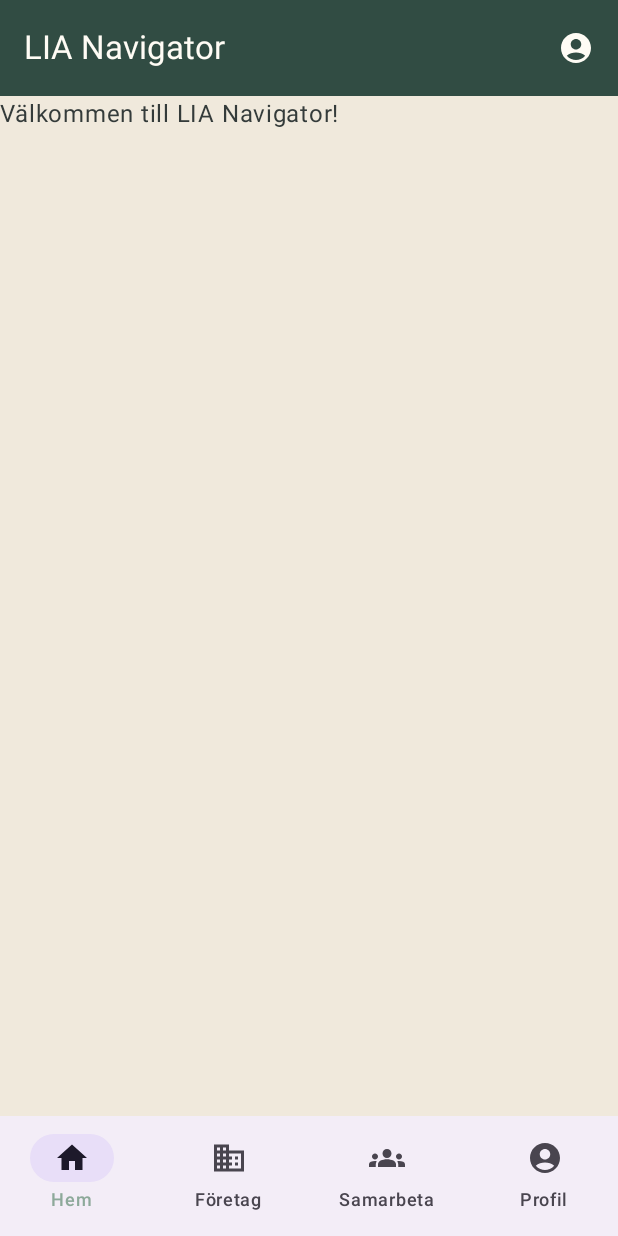
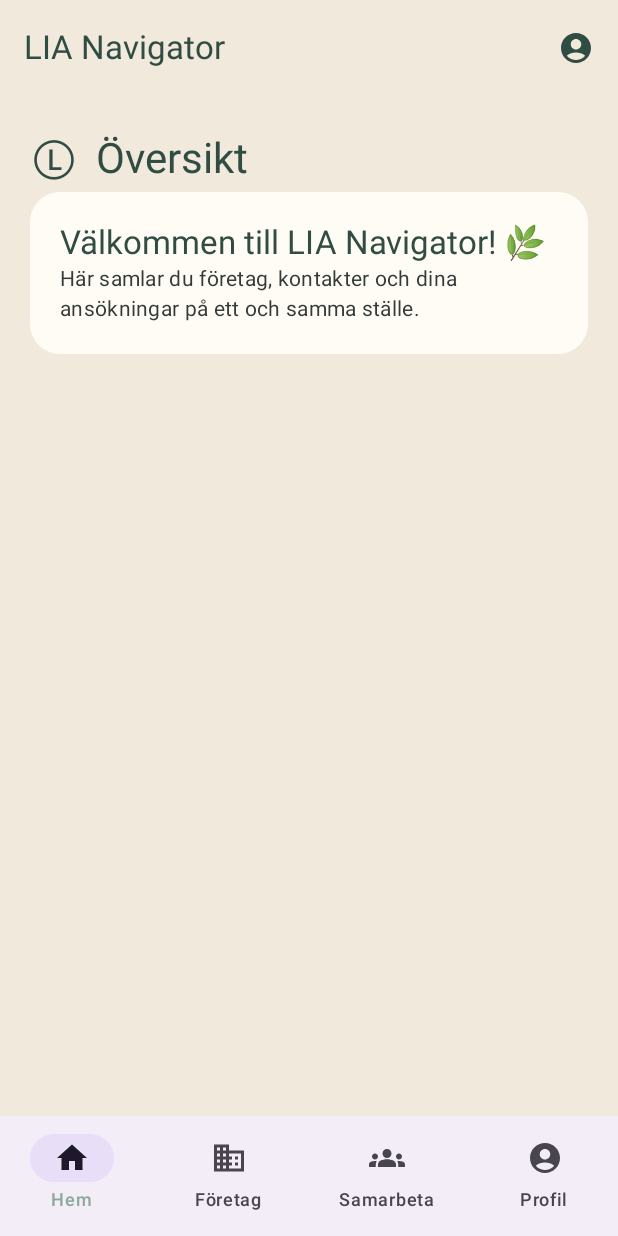
Before and after one commit to KatrinaWinter/LIA_Navigator, an Android app built with Jetpack Compose: the screen it shows after launch (MainActivity), on a phone screen of 412 x 824 dp. Run offline under Robolectric (Android 15) with nearby library versions, the phone set to English and light mode, and no system bars.

Commit message:
feat: add reusable screen headers and welcome card

```diff
--- a/app/src/main/java/com/example/lianavigator/AppScreens.kt
+++ b/app/src/main/java/com/example/lianavigator/AppScreens.kt
@@ -1,15 +1,59 @@
 package com.example.lianavigator
 
+import androidx.compose.foundation.layout.Column
 import androidx.compose.material3.Text
 import androidx.compose.runtime.Composable
 import androidx.compose.ui.Modifier
+import androidx.compose.foundation.layout.Column
+import androidx.compose.foundation.layout.Row
+import androidx.compose.foundation.layout.Spacer
+import androidx.compose.foundation.layout.fillMaxSize
+import androidx.compose.foundation.layout.fillMaxWidth
+import androidx.compose.foundation.layout.padding
+import androidx.compose.foundation.layout.width
+import androidx.compose.foundation.shape.RoundedCornerShape
+import androidx.compose.material3.Card
+import androidx.compose.material3.CardDefaults
+import androidx.compose.ui.unit.dp
+import androidx.compose.material3.MaterialTheme
+import androidx.compose.ui.Alignment
 
 @Composable
 fun HomeScreen(modifier: Modifier = Modifier) {
-    Text(
-        text = "Välkommen till LIA Navigator!",
-        modifier = modifier
-    )
+    Column(modifier = modifier
+        .fillMaxSize()
+        .padding(20.dp)) {
+        ScreenHeader(title = "Översikt")
+
+        WelcomeCard()
+    }
+}
+
+@Composable
+fun WelcomeCard() {
+    Card(
+        modifier = Modifier.fillMaxWidth(),
+        colors = CardDefaults.cardColors(
+            containerColor = MaterialTheme.colorScheme.surface
+        ),
+        shape = RoundedCornerShape(20.dp)
+    ) {
+        Column(
+            modifier = Modifier.padding(20.dp)
+        ) {
+            Text(
+                text = "Välkommen till LIA Navigator! 🌿",
+                style = MaterialTheme.typography.titleLarge,
+                color = MaterialTheme.colorScheme.primary
+            )
+
+            Text(
+                text = "Här samlar du företag, kontakter och dina ansökningar på ett och samma ställe.",
+                style = MaterialTheme.typography.bodyMedium,
+                color = MaterialTheme.colorScheme.onSurface
+            )
+        }
+    }
 }
 
 @Composable
@@ -35,3 +79,31 @@ fun ProfileScreen(modifier: Modifier = Modifier) {
         modifier = modifier
     )
 }
+
+@Composable
+fun ScreenHeader(
+    title: String,
+    modifier: Modifier = Modifier
+) {
+    Row(
+        modifier = modifier.fillMaxWidth(),
+        verticalAlignment = Alignment.CenterVertically
+    ) {
+        Text(
+            text = "Ⓛ",
+            style = MaterialTheme.typography.headlineLarge,
+            color = MaterialTheme.colorScheme.primary
+        )
+
+        Spacer(modifier = Modifier.width(12.dp))
+
+
+
+            Text(
+                text = title,
+                style = MaterialTheme.typography.headlineMedium,
+                color = MaterialTheme.colorScheme.primary
+            )
+
+    }
+}
--- a/app/src/main/java/com/example/lianavigator/MainActivity.kt
+++ b/app/src/main/java/com/example/lianavigator/MainActivity.kt
@@ -56,9 +56,9 @@ class MainActivity : ComponentActivity() {
                                 }
                             },
                             colors = TopAppBarDefaults.topAppBarColors(
-                                containerColor = MaterialTheme.colorScheme.primary,
-                                titleContentColor = MaterialTheme.colorScheme.onPrimary,
-                                actionIconContentColor = MaterialTheme.colorScheme.onPrimary
+                                containerColor = MaterialTheme.colorScheme.background,
+                                titleContentColor = MaterialTheme.colorScheme.primary,
+                                actionIconContentColor = MaterialTheme.colorScheme.primary
                             )
                         )
                     },
@@ -110,7 +110,8 @@ class MainActivity : ComponentActivity() {
                         2 -> CollaborationScreen(
                             modifier = Modifier.padding(innerPadding))
                         3 -> ProfileScreen(
-                            modifier = Modifier.padding(innerPadding))
+                            modifier = Modifier.padding(innerPadding)
+                        )
                     }
                 }
             }
```
